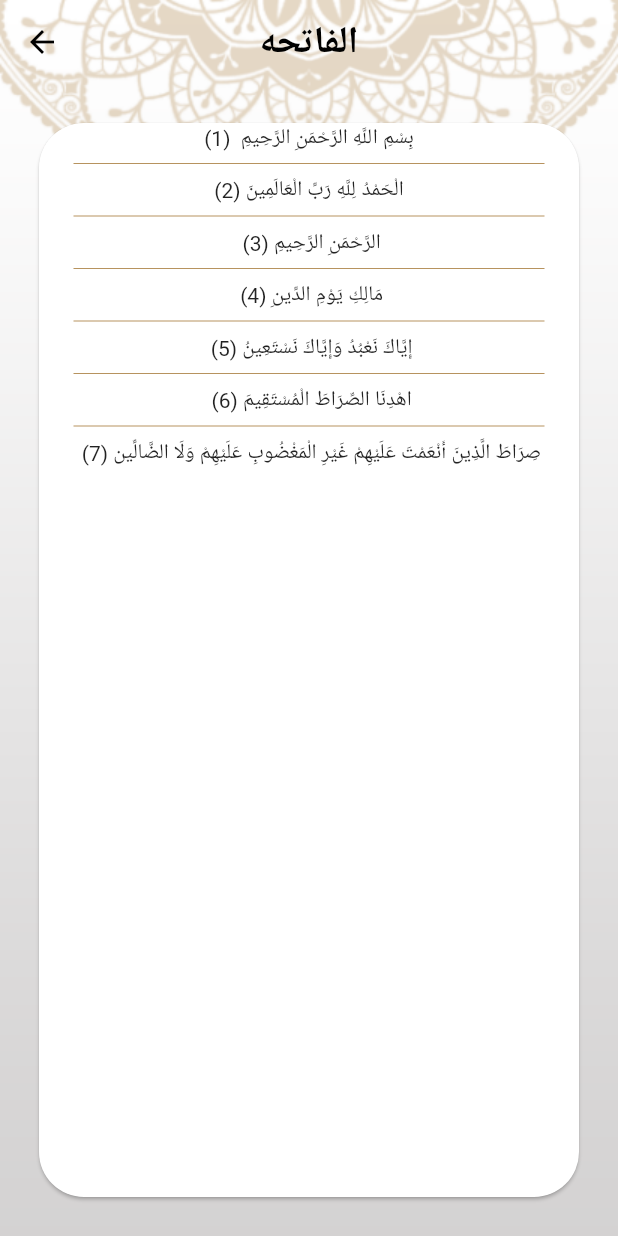
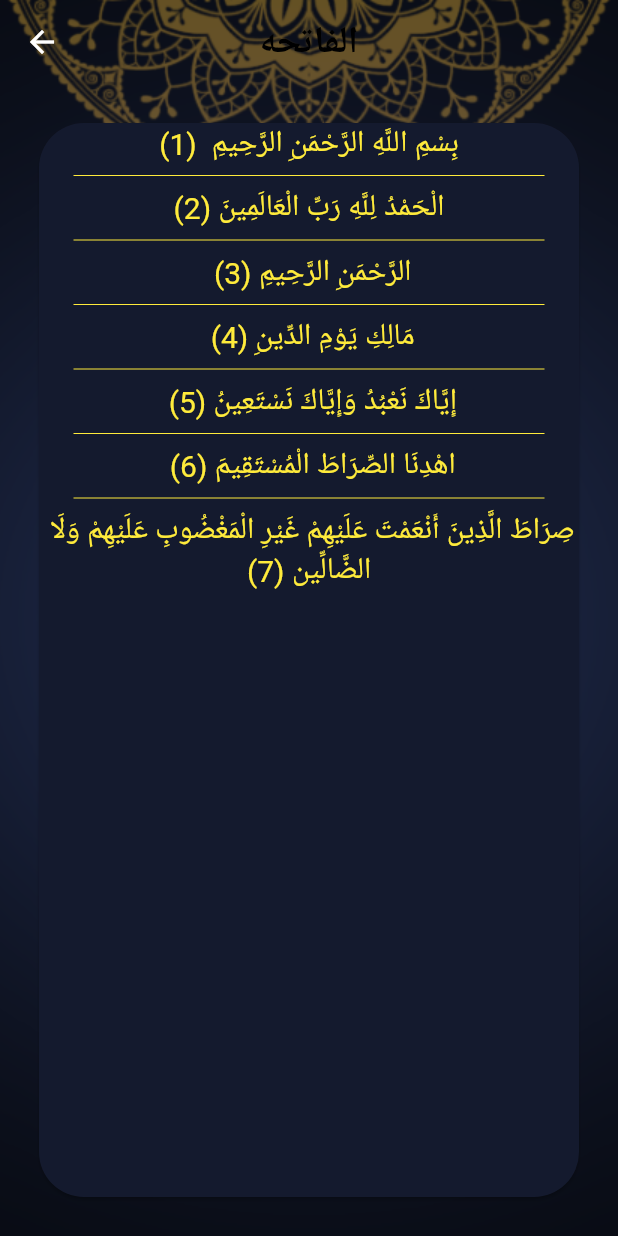
Before and after one commit to hossamali112/islamy_app, a Flutter app: the screen it shows after launch, after a tap on "الفاتحه", on a phone screen of 412 x 824 dp. Run offline on Flutter 3.47's test engine with Material 2 defaults, Android fonts, the phone set to English and light mode, and no system bars.

Commit message:
+ themeing + light theme + dark theme

```diff
--- a/lib/main.dart
+++ b/lib/main.dart
@@ -2,6 +2,7 @@ import 'package:flutter/material.dart';
 import 'package:islami_c10_thursday/ui/home/hadeth_tab/hadeth_details_screen.dart';
 import 'package:islami_c10_thursday/ui/home/home_screen.dart';
 import 'package:islami_c10_thursday/ui/home/quran_tab/quran_details_screen.dart';
+import 'package:islami_c10_thursday/ui/styles/my_thtme_data.dart';
 
 void main() {
   runApp(MyApplication());
@@ -11,15 +12,9 @@ class MyApplication extends StatelessWidget {
   @override
   Widget build(BuildContext context) {
     return MaterialApp(
-      theme: ThemeData(
-        appBarTheme: AppBarTheme(
-            iconTheme: IconThemeData(color: Colors.black),
-            backgroundColor: Colors.transparent,
-            elevation: 0),
-        scaffoldBackgroundColor: Colors.transparent,
-        bottomNavigationBarTheme: BottomNavigationBarThemeData(
-            selectedItemColor: Colors.black, unselectedItemColor: Colors.white),
-      ),
+      theme: MyThemeData.lightTheme,
+      darkTheme: MyThemeData.darkTheme,
+      themeMode: ThemeMode.dark,
       routes: {
         HadethDetailsScreen.routeName: (context) => HadethDetailsScreen(),
         QuranDetailsScreen.routeName: (context) => QuranDetailsScreen(),
--- a/lib/ui/home/hadeth_tab/hadet_title_widget.dart
+++ b/lib/ui/home/hadeth_tab/hadet_title_widget.dart
@@ -19,7 +19,7 @@ class HadethTitleWidget extends StatelessWidget {
           alignment: Alignment.center,
           child: Text(
             hadeth.title,
-            style: TextStyle(fontWeight: FontWeight.bold, fontSize: 22),
+            style: Theme.of(context).textTheme.titleMedium,
           )),
     );
   }
--- a/lib/ui/home/hadeth_tab/hadeth_details_screen.dart
+++ b/lib/ui/home/hadeth_tab/hadeth_details_screen.dart
@@ -1,5 +1,6 @@
 import 'package:flutter/material.dart';
 import 'package:islami_c10_thursday/ui/home/hadeth_tab/hadeth_tab.dart';
+import 'package:islami_c10_thursday/ui/styles/my_thtme_data.dart';
 
 class HadethDetailsScreen extends StatelessWidget {
   static const String routeName = 'Hadeth-Details';
@@ -12,7 +13,9 @@ class HadethDetailsScreen extends StatelessWidget {
       decoration: BoxDecoration(
           image: DecorationImage(
               fit: BoxFit.fill,
-              image: AssetImage('assets/images/main_background.png'))),
+              image: AssetImage(MyThemeData.isDarkSelected
+                  ? 'assets/images/main_background_dark.png'
+                  : 'assets/images/main_background.png'))),
       child: Scaffold(
         appBar: AppBar(
           title: Text('Islami'),
@@ -37,9 +40,7 @@ class HadethDetailsScreen extends StatelessWidget {
                       padding: EdgeInsets.all(18),
                       child: Text(
                         args.content,
-                        style: TextStyle(
-                          fontSize: 18,
-                        ),
+                        style: Theme.of(context).textTheme.bodyMedium,
                         textDirection: TextDirection.rtl,
                       ))
                 ],
--- a/lib/ui/home/hadeth_tab/hadeth_tab.dart
+++ b/lib/ui/home/hadeth_tab/hadeth_tab.dart
@@ -28,22 +28,21 @@ class _HadethTabState extends State<HadethTab> {
                       border: Border.symmetric(
                         horizontal: BorderSide(
                           width: 2,
-                          color: Color(0xFFB7935F),
+                          color: Theme.of(context).dividerColor,
                         ),
                       ),
                     ),
                     child: Text(
                       'Ahadeth',
-                      style:
-                          TextStyle(fontSize: 30, fontWeight: FontWeight.bold),
+                      style: Theme.of(context).textTheme.titleMedium,
                     )),
                 Expanded(
                   child: ListView.separated(
                       itemBuilder: (context, index) =>
                           HadethTitleWidget(hadeth: ahadeth[index]),
                       separatorBuilder: (context, index) => Container(
-                            margin: EdgeInsets.symmetric(horizontal: 45),
-                            color: Color(0xFFB7935F),
+                        margin: EdgeInsets.symmetric(horizontal: 45),
+                            color: Theme.of(context).dividerColor,
                             width: double.infinity,
                             height: 2,
                           ),
--- a/lib/ui/home/home_screen.dart
+++ b/lib/ui/home/home_screen.dart
@@ -4,6 +4,7 @@ import 'package:islami_c10_thursday/ui/home/quran_tab/quran_tab.dart';
 import 'package:islami_c10_thursday/ui/home/radio_tab/radio_tab.dart';
 import 'package:islami_c10_thursday/ui/home/settings_tab/settings_tab.dart';
 import 'package:islami_c10_thursday/ui/home/tasbeh_tab/tasbeh_tab.dart';
+import 'package:islami_c10_thursday/ui/styles/my_thtme_data.dart';
 
 class HomeScreen extends StatefulWidget {
   static const String routeName = 'Home-Screen';
@@ -20,12 +21,17 @@ class _HomeScreenState extends State<HomeScreen> {
     return Container(
       decoration: BoxDecoration(
           image: DecorationImage(
-              image: AssetImage('assets/images/main_background.png'),
+              image: AssetImage(MyThemeData.isDarkSelected
+                  ? 'assets/images/main_background_dark.png'
+                  : 'assets/images/main_background.png'),
               fit: BoxFit.fill)),
       child: Scaffold(
         backgroundColor: Colors.transparent,
         appBar: AppBar(
-          title: Text('Islami'),
+          title: Text(
+            'Islami',
+            style: Theme.of(context).textTheme.titleMedium,
+          ),
         ),
         bottomNavigationBar: BottomNavigationBar(
           currentIndex: selectedIndexTab,
@@ -36,31 +42,31 @@ class _HomeScreenState extends State<HomeScreen> {
           },
           items: [
             BottomNavigationBarItem(
-                backgroundColor: Color(0xFFB7935F),
+                backgroundColor: Theme.of(context).primaryColor,
                 icon: ImageIcon(
                   AssetImage('assets/images/quran_ic.png'),
                 ),
                 label: 'Quran'),
             BottomNavigationBarItem(
-                backgroundColor: Color(0xFFB7935F),
+                backgroundColor: Theme.of(context).primaryColor,
                 icon: ImageIcon(
                   AssetImage('assets/images/hadeth_ic.png'),
                 ),
                 label: 'Hadeth'),
             BottomNavigationBarItem(
-                backgroundColor: Color(0xFFB7935F),
+                backgroundColor: Theme.of(context).primaryColor,
                 icon: ImageIcon(
                   AssetImage('assets/images/sebha_ic.png'),
                 ),
                 label: 'Tasbeeh'),
             BottomNavigationBarItem(
-                backgroundColor: Color(0xFFB7935F),
+                backgroundColor: Theme.of(context).primaryColor,
                 icon: ImageIcon(
                   AssetImage('assets/images/radio_ic.png'),
                 ),
                 label: 'Radio'),
             BottomNavigationBarItem(
-                backgroundColor: Color(0xFFB7935F),
+                backgroundColor: Theme.of(context).primaryColor,
                 icon: Icon(Icons.settings),
                 label: 'settings'),
           ],
--- a/lib/ui/home/quran_tab/chapter_title.dart
+++ b/lib/ui/home/quran_tab/chapter_title.dart
@@ -19,7 +19,7 @@ class ChapterTitle extends StatelessWidget {
           // padding: EdgeInsets.all(12),
           child: Text(
             suraTitle,
-            style: TextStyle(fontSize: 25, fontWeight: FontWeight.bold),
+            style: Theme.of(context).textTheme.titleMedium,
           )),
     );
   }
--- a/lib/ui/home/quran_tab/quran_details_screen.dart
+++ b/lib/ui/home/quran_tab/quran_details_screen.dart
@@ -1,6 +1,7 @@
 import 'package:flutter/material.dart';
 import 'package:flutter/services.dart';
 import 'package:islami_c10_thursday/ui/home/quran_tab/chapter_title.dart';
+import 'package:islami_c10_thursday/ui/styles/my_thtme_data.dart';
 
 class QuranDetailsScreen extends StatefulWidget {
   static const String routeName = 'Quran-Details';
@@ -19,7 +20,9 @@ class _QuranDetailsScreenState extends State<QuranDetailsScreen> {
     return Container(
       decoration: BoxDecoration(
           image: DecorationImage(
-              image: AssetImage('assets/images/main_background.png'),
+              image: AssetImage(MyThemeData.isDarkSelected
+                  ? 'assets/images/main_background_dark.png'
+                  : 'assets/images/main_background.png'),
               fit: BoxFit.fill)),
       child: Scaffold(
         appBar: AppBar(
@@ -38,20 +41,19 @@ class _QuranDetailsScreenState extends State<QuranDetailsScreen> {
                   padding: const EdgeInsets.all(8.0),
                   child: Card(
                     margin: EdgeInsets.all(18),
-                    color: Colors.white,
                     shape: RoundedRectangleBorder(
                         borderRadius: BorderRadius.circular(30)),
-                    child: Expanded(
-                        child: ListView.separated(
+                    child: ListView.separated(
                       separatorBuilder: (context, index) => Container(
                           margin: EdgeInsets.symmetric(horizontal: 23),
-                          child: Divider(color: Color(0xFFB7935F))),
+                          child:
+                              Divider(color: Theme.of(context).dividerColor)),
                       itemBuilder: (context, index) => Text(
                         '${verses[index]} (${index + 1})',
                         textAlign: TextAlign.center,
                       ),
                       itemCount: verses.length,
-                    )),
+                    ),
                   ),
                 ),
               ),
--- a/lib/ui/home/quran_tab/quran_tab.dart
+++ b/lib/ui/home/quran_tab/quran_tab.dart
@@ -121,14 +121,13 @@ class QuranTab extends StatelessWidget {
 
   @override
   Widget build(BuildContext context) {
-    return Container(
-      child: Column(
+    return Column(
       children: [
         Expanded(
-              //flex: 1,
+            flex: 1,
             child: Image.asset('assets/images/quran_header_image.png')),
         Expanded(
-            //flex: 3,
+          flex: 3,
           child: ListView.separated(
               itemBuilder: (context, index) =>
                   ChapterTitle(suraTitle: suraNames[index], index: index),
@@ -136,12 +135,11 @@ class QuranTab extends StatelessWidget {
                     width: double.infinity,
                     margin: EdgeInsets.symmetric(horizontal: 48),
                     height: 2,
-                      color: Color(0xFFB7935F),
+                    color: Theme.of(context).dividerColor,
                   ),
               itemCount: suraNames.length),
         )
         ],
-      ),
     );
   }
 }
--- /dev/null
+++ b/lib/ui/styles/my_thtme_data.dart
@@ -0,0 +1,48 @@
+import 'package:flutter/material.dart';
+
+class MyThemeData {
+  static Color lightPrimaryColor = Color(0xFFB7935F);
+  static Color darkPrimaryColor = Color(0xFF141A2E);
+  static bool isDarkSelected = true;
+  static ThemeData lightTheme = ThemeData(
+    dividerColor: lightPrimaryColor,
+    primaryColor: lightPrimaryColor,
+    textTheme: TextTheme(
+        headlineMedium: TextStyle(
+            fontSize: 25, fontWeight: FontWeight.w600, color: Colors.black),
+        titleMedium: TextStyle(
+            fontWeight: FontWeight.bold, fontSize: 25, color: Colors.black),
+        bodyMedium: TextStyle(
+            fontSize: 20, fontWeight: FontWeight.normal, color: Colors.black)),
+    appBarTheme: AppBarTheme(
+        iconTheme: IconThemeData(color: Colors.black),
+        backgroundColor: Colors.transparent,
+        centerTitle: true,
+        elevation: 0),
+    cardColor: lightPrimaryColor,
+    scaffoldBackgroundColor: Colors.transparent,
+    bottomNavigationBarTheme: BottomNavigationBarThemeData(
+        selectedItemColor: Colors.black, unselectedItemColor: Colors.white),
+  );
+  static ThemeData darkTheme = ThemeData(
+    dividerColor: Colors.yellow,
+    primaryColor: darkPrimaryColor,
+    cardColor: darkPrimaryColor,
+    textTheme: TextTheme(
+        headlineMedium: TextStyle(
+            fontSize: 25, fontWeight: FontWeight.w600, color: Colors.white),
+        titleMedium: TextStyle(
+            fontWeight: FontWeight.bold, fontSize: 25, color: Colors.white),
+        bodyMedium: TextStyle(
+            fontSize: 20, fontWeight: FontWeight.normal, color: Colors.yellow)),
+    appBarTheme: AppBarTheme(
+      iconTheme: IconThemeData(color: Colors.white),
+      backgroundColor: Colors.transparent,
+      elevation: 0,
+      centerTitle: true,
+    ),
+    scaffoldBackgroundColor: Colors.transparent,
+    bottomNavigationBarTheme: BottomNavigationBarThemeData(
+        selectedItemColor: Colors.yellow, unselectedItemColor: Colors.white),
+  );
+}
```
Also changed, not shown: assets/images/main_background_dark.png (added). Lines whose indentation alone changed are shown as unchanged.
